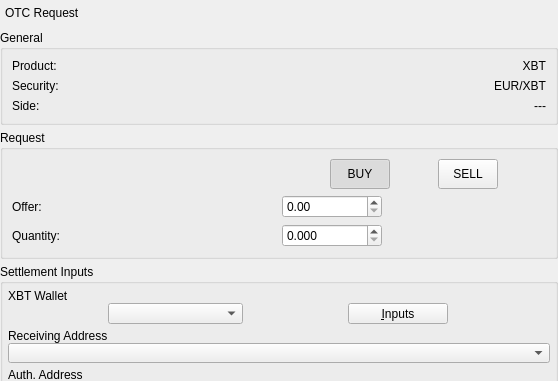
Old version of the form BlockSettleUILib/OTCNegotiationCommonWidget.ui in the repository BlockSettle/terminal; both pictures show x 0 to 558 and y 0 to 381 of the 558 by 961 pixel window.
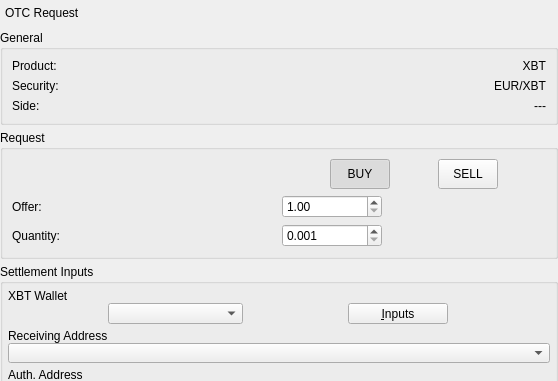
New version of the form.

Commit message: Update spinner minimums for OTC shields

Diff of the .ui file:
```diff
--- a/BlockSettleUILib/OTCNegotiationCommonWidget.ui
+++ b/BlockSettleUILib/OTCNegotiationCommonWidget.ui
@@ -291,6 +291,9 @@
           <height>16777215</height>
          </size>
         </property>
+        <property name="minimum">
+         <double>1.000000000000000</double>
+        </property>
         <property name="maximum">
          <double>1000000.000000000000000</double>
         </property>
@@ -316,6 +319,9 @@
         <property name="decimals">
          <number>3</number>
         </property>
+        <property name="minimum">
+         <double>0.001000000000000</double>
+        </property>
         <property name="maximum">
          <double>10000.000000000000000</double>
         </property>
```
Left out of the diff: 2 changed lines with no effect on the pictures.
